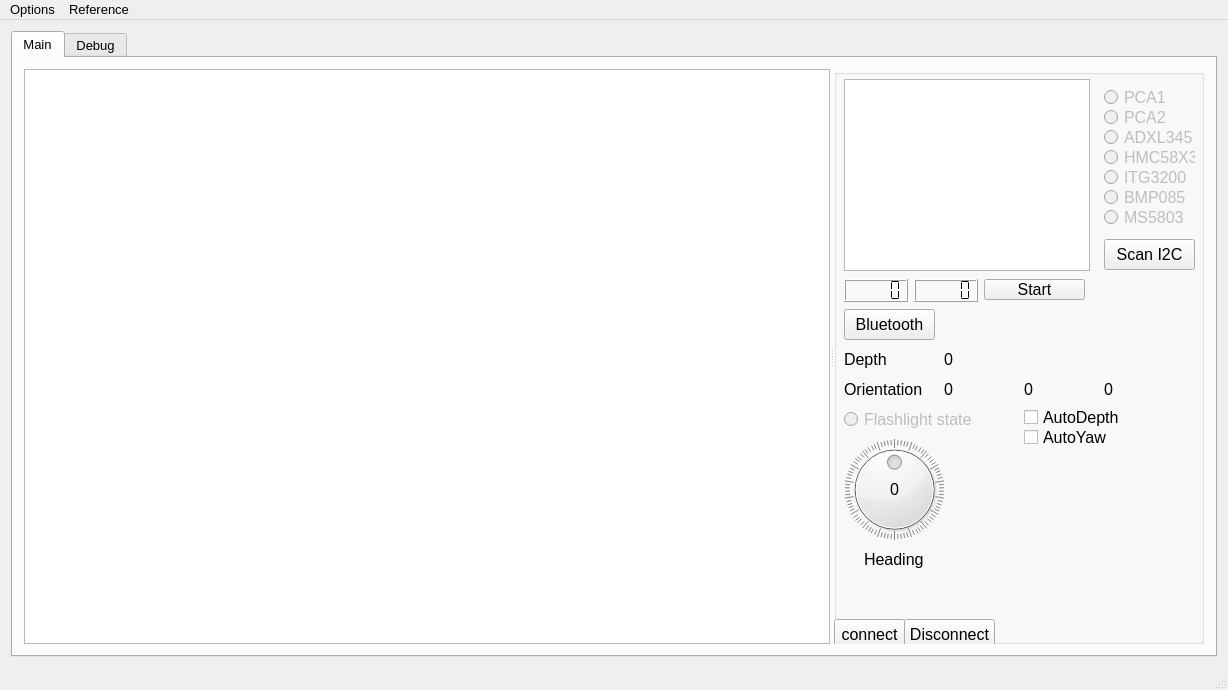
Qt form mainwindow.ui (robocenter-rov/remote-control) before a commit.
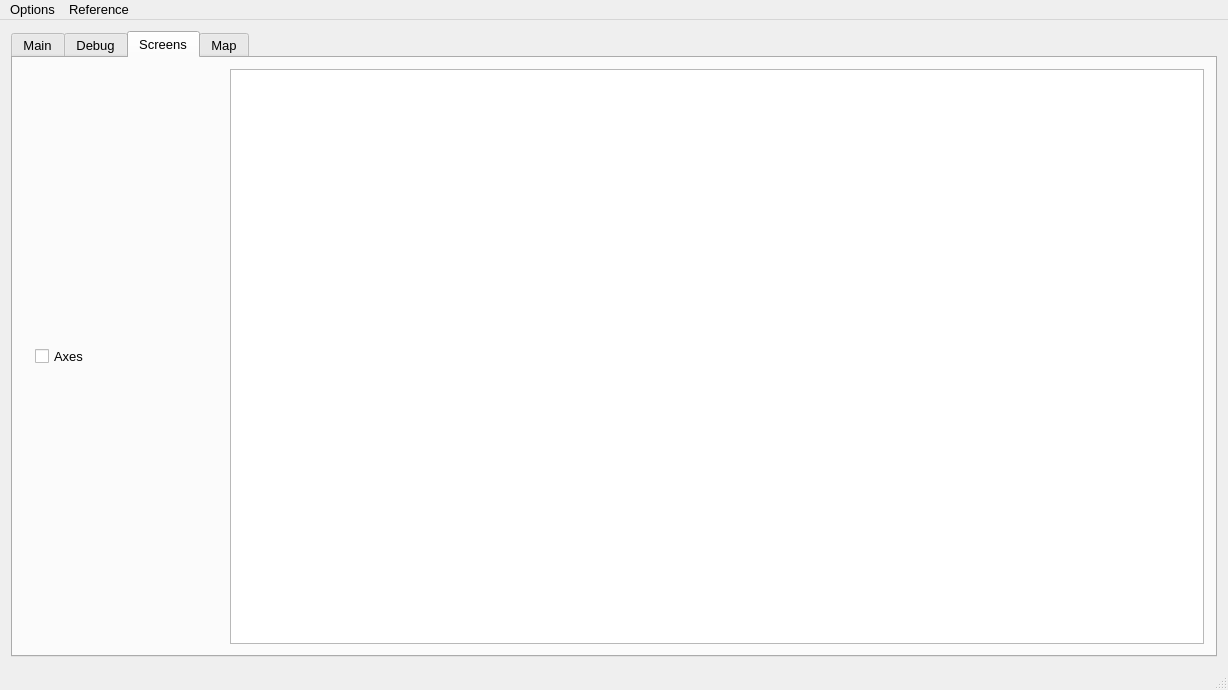
The same form after that commit. The open tabs and pages were chosen to show the change. Custom widgets are drawn as their Qt base class.

Commit message: Update ui: combine interfaces for 2 pilots

```diff
--- a/mainwindow.ui
+++ b/mainwindow.ui
@@ -2731,6 +2731,61 @@
         </property>
        </widget>
       </widget>
+      <widget class="QWidget" name="tab">
+       <attribute name="title">
+        <string>Screens</string>
+       </attribute>
+       <layout class="QHBoxLayout" name="horizontalLayout_2">
+        <item>
+         <widget class="QWidget" name="toolsWidget" native="true">
+          <property name="minimumSize">
+           <size>
+            <width>200</width>
+            <height>0</height>
+           </size>
+          </property>
+          <property name="maximumSize">
+           <size>
+            <width>200</width>
+            <height>16777215</height>
+           </size>
+          </property>
+          <layout class="QHBoxLayout" name="toolsLayout_2">
+           <item>
+            <widget class="QCheckBox" name="axesCheckBox">
+             <property name="text">
+              <string>Axes</string>
+             </property>
+            </widget>
+           </item>
+          </layout>
+         </widget>
+        </item>
+        <item>
+         <widget class="QGraphicsView" name="screensView">
+          <property name="verticalScrollBarPolicy">
+           <enum>Qt::ScrollBarAlwaysOff</enum>
+          </property>
+          <property name="horizontalScrollBarPolicy">
+           <enum>Qt::ScrollBarAlwaysOff</enum>
+          </property>
+          <property name="sizeAdjustPolicy">
+           <enum>QAbstractScrollArea::AdjustToContents</enum>
+          </property>
+         </widget>
+        </item>
+       </layout>
+      </widget>
+      <widget class="QWidget" name="tab_2">
+       <attribute name="title">
+        <string>Map</string>
+       </attribute>
+       <layout class="QHBoxLayout" name="horizontalLayout_3">
+        <item>
+         <widget class="QGraphicsView" name="mapView"/>
+        </item>
+       </layout>
+      </widget>
      </widget>
     </item>
    </layout>
```
The commit also changes 4 other files.
